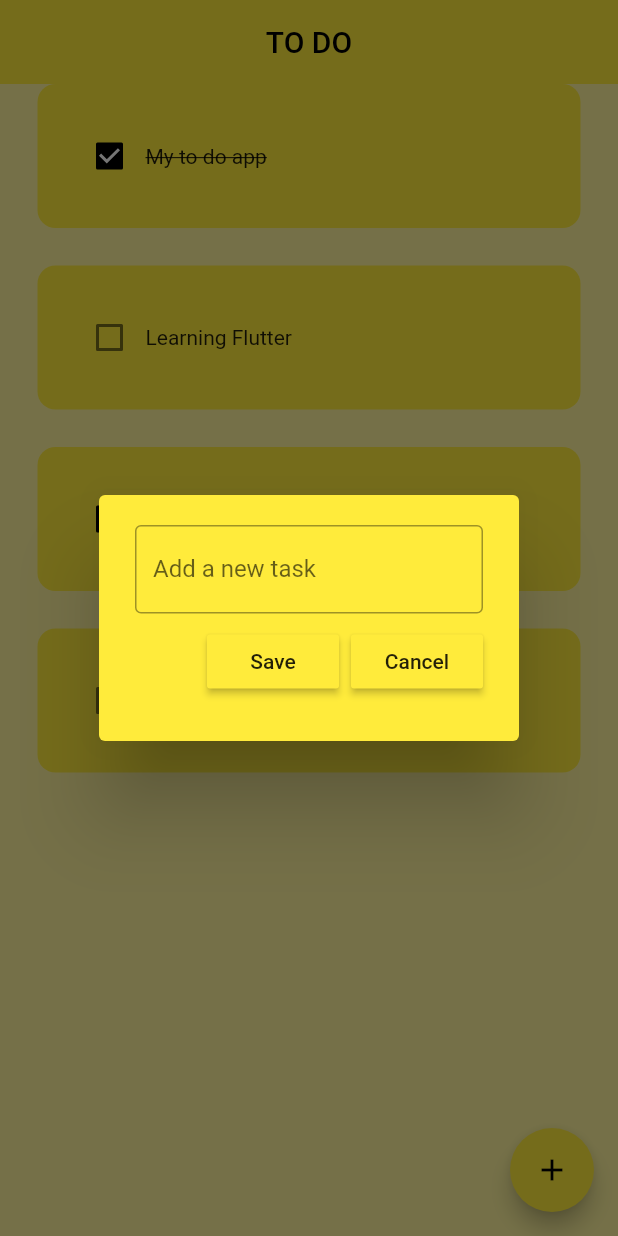
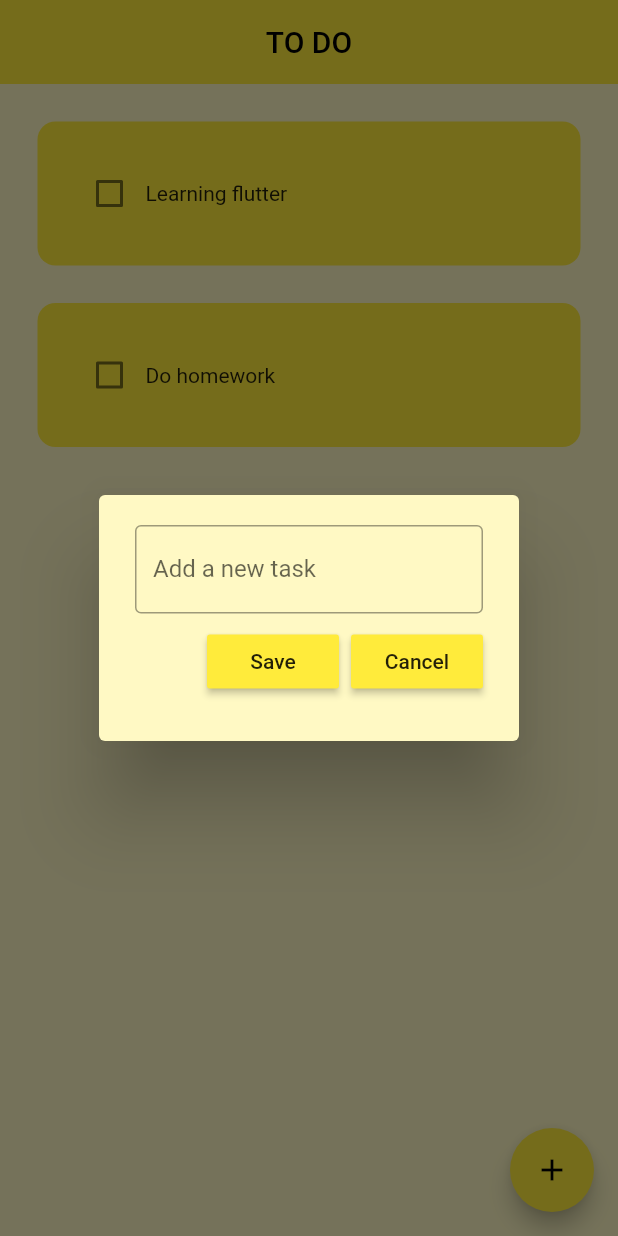
Before and after one commit to sakib-bin-alim/what-todo, a Flutter app: the screen it shows after launch, after a tap on the "add" icon, on a phone screen of 412 x 824 dp. Run offline on Flutter 3.47's test engine with Material 2 defaults, Android fonts, the phone set to English and light mode, and no system bars; drawn by our look-alikes of flutter_slidable; our stand-ins replace hive, hive_flutter; accounts and stored records are empty.

Commit message:
Used Hive flutter database package. User can now save, delete, and update tasks.

```diff
--- /dev/null
+++ b/lib/data/database.dart
@@ -0,0 +1,23 @@
+import 'package:hive/hive.dart';
+
+class ToDoDataBase {
+  List toDoList = [];
+
+  //reference our box
+  final _myBox = Hive.box('mybox');
+
+  void createInitialData() {
+    toDoList = [
+      ["Learning flutter", false],
+      ["Do homework", false],
+    ];
+  }
+
+  void loadData() {
+    toDoList = _myBox.get("TODOLIST");
+  }
+
+  void updateDataBase() {
+    _myBox.put("TODOLIST", toDoList);
+  }
+}
--- a/lib/main.dart
+++ b/lib/main.dart
@@ -1,7 +1,14 @@
 import 'package:flutter/material.dart';
+import 'package:hive_flutter/hive_flutter.dart';
 import 'package:what_todo/pages/home_page.dart';
 
-void main() {
+void main() async {
+  // init the hive
+  await Hive.initFlutter();
+
+  // open a box
+  var box = await Hive.openBox('mybox');
+
   runApp(const MyApp());
 }
 
--- a/lib/pages/home_page.dart
+++ b/lib/pages/home_page.dart
@@ -1,4 +1,6 @@
 import 'package:flutter/material.dart';
+import 'package:hive/hive.dart';
+import 'package:what_todo/data/database.dart';
 import 'package:what_todo/util/dialog_box.dart';
 import 'package:what_todo/util/todo_tile.dart';
 
@@ -10,30 +12,41 @@
 }
 
 class _HomePageState extends State<HomePage> {
+  // reference the hive box
+  final _myBox = Hive.box('mybox');
+  ToDoDataBase db = ToDoDataBase();
+
+  @override
+  void initState() {
+    if (_myBox.get("TODOLIST") == null) {
+      db.createInitialData();
+    } else {
+      db.loadData();
+    }
+
+    super.initState();
+  }
+
+  // text controller
   final _myController = TextEditingController();
-
-  List toDoList = [
-    ['My to do app', true],
-    ['Learning Flutter', false],
-    ['Practice more', true],
-    ['Complete exercises', false],
-  ];
 
   //Checkbox was tapped
   void checkBoxChanged(bool? value, int index) {
     setState(() {
-      toDoList[index][1] = !toDoList[index][1];
+      db.toDoList[index][1] = !db.toDoList[index][1];
     });
+    db.updateDataBase();
   }
 
   void saveNewTask() {
     setState(() {
-      toDoList.add(
+      db.toDoList.add(
         [_myController.text, false],
       );
       _myController.clear();
     });
     Navigator.of(context).pop();
+    db.updateDataBase();
   }
 
   //Create a new task
@@ -48,18 +61,20 @@
         );
       },
     );
+    db.updateDataBase();
   }
 
   void deleteTask(int index) {
     setState(() {
-      toDoList.removeAt(index);
+      db.toDoList.removeAt(index);
     });
+    db.updateDataBase();
   }
 
   @override
   Widget build(BuildContext context) {
     return Scaffold(
-        backgroundColor: Colors.yellow[200],
+        backgroundColor: Colors.yellow[100],
         appBar: AppBar(
           title: Text("TO DO"),
           centerTitle: true,
@@ -69,16 +84,19 @@
           child: Icon(Icons.add),
           onPressed: createNewTask,
         ),
-        body: ListView.builder(
-          itemCount: toDoList.length,
+        body: Padding(
+          padding: const EdgeInsets.only(top: 25),
+          child: ListView.builder(
+            itemCount: db.toDoList.length,
             itemBuilder: (context, index) {
               return ToDoTile(
-              taskName: toDoList[index][0],
-              taskCompleted: toDoList[index][1],
+                taskName: db.toDoList[index][0],
+                taskCompleted: db.toDoList[index][1],
                 onChanged: (value) => checkBoxChanged(value, index),
                 deleteFunction: (context) => deleteTask(index),
               );
             },
+          ),
         ));
   }
 }
--- a/lib/util/dialog_box.dart
+++ b/lib/util/dialog_box.dart
@@ -16,7 +16,7 @@
   @override
   Widget build(BuildContext context) {
     return AlertDialog(
-      backgroundColor: Colors.yellow,
+      backgroundColor: Colors.yellow.shade100,
       content: Container(
         height: 120,
         child: Column(
```
Also changed, not shown: pubspec.yaml (+6 -5 lines), pubspec.lock, 11 other files. Lines whose indentation alone changed are shown as unchanged.
